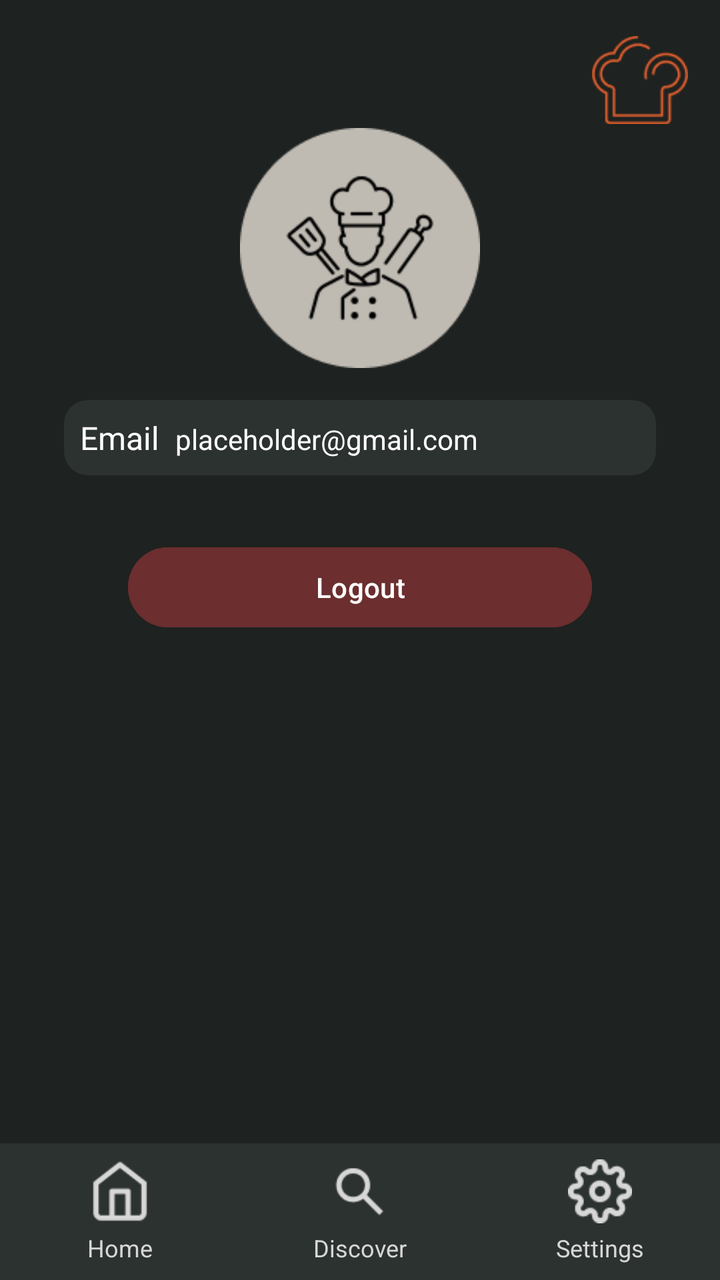
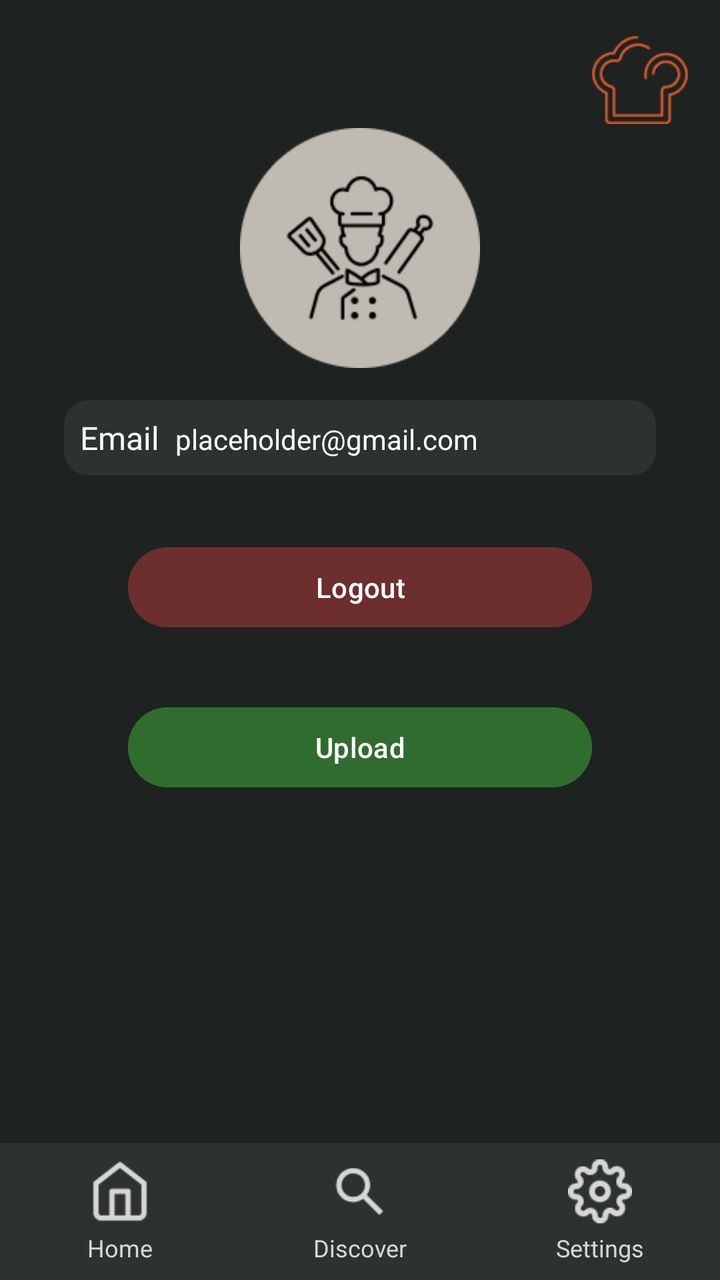

An Android layout rendered at two revisions. The XML below is the earlier revision; the diff shows what the commit changed to produce the second picture.
<!-- AndroidManifest.xml: application theme Theme.MealMate -->
<!-- res/layout/settings_page.xml -->
<?xml version="1.0" encoding="utf-8"?>
<androidx.constraintlayout.widget.ConstraintLayout
    xmlns:android="http://schemas.android.com/apk/res/android"
    xmlns:app="http://schemas.android.com/apk/res-auto"
    android:id="@+id/main"
    android:layout_width="match_parent"
    android:layout_height="match_parent"
    android:background="#1E2220">

    <include
        android:id="@+id/navigation_footer"
        layout="@layout/navigation_footer"
        android:layout_width="0dp"
        android:layout_height="wrap_content"
        app:layout_constraintBottom_toBottomOf="parent"
        app:layout_constraintStart_toStartOf="parent"
        app:layout_constraintEnd_toEndOf="parent" />

    
    <ImageView
        android:id="@+id/logo_small"
        android:layout_width="48dp"
        android:layout_height="48dp"
        android:src="@drawable/logo_small"
        android:contentDescription="Small logo"
        app:layout_constraintTop_toTopOf="parent"
        app:layout_constraintEnd_toEndOf="parent"
        android:layout_margin="16dp" />

    
    <ImageView
        android:id="@+id/chef_icon"
        android:layout_width="120dp"
        android:layout_height="120dp"
        android:src="@drawable/icon_chef"
        android:contentDescription="Chef icon"
        app:layout_constraintTop_toTopOf="parent"
        app:layout_constraintStart_toStartOf="parent"
        app:layout_constraintEnd_toEndOf="parent"
        android:layout_marginTop="64dp" />

    
    <LinearLayout
        android:id="@+id/settings_email_container"
        android:layout_width="0dp"
        android:layout_height="wrap_content"
        android:orientation="horizontal"
        android:padding="8dp"
        android:background="@drawable/dropdown_rounded_background"
        app:layout_constraintTop_toBottomOf="@id/chef_icon"
        app:layout_constraintStart_toStartOf="parent"
        app:layout_constraintEnd_toEndOf="parent"
        android:layout_marginTop="16dp"
        android:layout_marginHorizontal="32dp">

        <TextView
            android:id="@+id/settings_email_label"
            android:layout_width="wrap_content"
            android:layout_height="wrap_content"
            android:text="Email"
            android:textSize="16sp"
            android:textColor="#FFFFFF"
            android:paddingEnd="8dp" />

        <TextView
            android:id="@+id/settings_email_display"
            android:layout_width="0dp"
            android:layout_height="wrap_content"
            android:text="placeholder@gmail.com"
            android:textSize="14sp"
            android:textColor="#FFFFFF"
            android:layout_weight="1"
            android:ellipsize="end"
            android:maxLines="1" />
    </LinearLayout>

    
    <Button
        android:id="@+id/logout_button"
        android:layout_width="0dp"
        android:layout_height="wrap_content"
        android:text="Logout"
        android:textColor="#FFFFFF"
        android:backgroundTint="#6C2E2E"
        android:layout_marginTop="32dp"
        app:layout_constraintTop_toBottomOf="@id/settings_email_container"
        app:layout_constraintStart_toStartOf="parent"
        app:layout_constraintEnd_toEndOf="parent"
        android:layout_marginHorizontal="64dp" />

</androidx.constraintlayout.widget.ConstraintLayout>
<!-- res/layout/navigation_footer.xml (included above) -->
<?xml version="1.0" encoding="utf-8"?>
<LinearLayout
    xmlns:android="http://schemas.android.com/apk/res/android"
    xmlns:app="http://schemas.android.com/apk/res-auto"
    android:layout_width="match_parent"
    android:layout_height="wrap_content"
    android:orientation="horizontal"
    android:background="#2C322F"
    android:paddingTop="8dp"
    android:paddingBottom="8dp"
    android:gravity="center">

    
    <LinearLayout
        android:layout_width="0dp"
        android:layout_height="wrap_content"
        android:layout_weight="1"
        android:orientation="vertical"
        android:gravity="center">

        <ImageButton
            android:id="@+id/home_button"
            android:layout_width="32dp"
            android:layout_height="32dp"
            android:background="?android:attr/selectableItemBackground"
            android:src="@drawable/icon_home"
            android:scaleType="centerInside"
            app:tint="@color/button_tint_selector"
            android:contentDescription="Home" />

        <TextView
            android:layout_width="wrap_content"
            android:layout_height="wrap_content"
            android:text="Home"
            android:textColor="#D7D7D7"
            android:textSize="12sp"
            android:paddingTop="4dp"/>
    </LinearLayout>

    
    <LinearLayout
        android:layout_width="0dp"
        android:layout_height="wrap_content"
        android:layout_weight="1"
        android:orientation="vertical"
        android:gravity="center">

        <ImageButton
            android:id="@+id/discover_button"
            android:layout_width="32dp"
            android:layout_height="32dp"
            android:background="?android:attr/selectableItemBackground"
            android:src="@drawable/icon_discover"
            android:scaleType="centerInside"
            app:tint="@color/button_tint_selector"
            android:contentDescription="Discover" />

        <TextView
            android:layout_width="wrap_content"
            android:layout_height="wrap_content"
            android:text="Discover"
            android:textColor="#D7D7D7"
            android:textSize="12sp"
            android:paddingTop="4dp"/>
    </LinearLayout>

    
    <LinearLayout
        android:layout_width="0dp"
        android:layout_height="wrap_content"
        android:layout_weight="1"
        android:orientation="vertical"
        android:gravity="center">

        <ImageButton
            android:id="@+id/settings_button"
            android:layout_width="32dp"
            android:layout_height="32dp"
            android:background="?android:attr/selectableItemBackground"
            android:src="@drawable/icon_settings"
            android:scaleType="centerInside"
            app:tint="@color/button_tint_selector"
            android:contentDescription="Settings" />

        <TextView
            android:layout_width="wrap_content"
            android:layout_height="wrap_content"
            android:text="Settings"
            android:textColor="#D7D7D7"
            android:textSize="12sp"
            android:paddingTop="4dp"/>
    </LinearLayout>
</LinearLayout>
<!-- resources referenced by this layout -->
<resources>
  <!-- drawable dropdown_rounded_background (drawable) -->
  <shape xmlns:android="http://schemas.android.com/apk/res/android">
      <solid android:color="#2C322F" /> 
      <corners android:radius="12dp" /> 
  </shape>
  <!-- drawable icon_chef: png bitmap (drawable, 9526 bytes) -->
  <!-- drawable icon_discover: png bitmap (drawable, 639 bytes) -->
  <!-- drawable icon_home: png bitmap (drawable, 614 bytes) -->
  <!-- drawable icon_settings: png bitmap (drawable, 1004 bytes) -->
  <!-- drawable logo_small: png bitmap (drawable, 2000 bytes) -->
  <style name="Theme.MealMate" parent="Base.Theme.MealMate" />
  <style name="Base.Theme.MealMate" parent="Theme.Material3.DayNight.NoActionBar">
          
          
      </style>
</resources>

<!-- the commit's change to res/layout/settings_page.xml (unified diff, before → after) -->
@@ -84,6 +84,19 @@
         android:backgroundTint="#6C2E2E"
         android:layout_marginTop="32dp"
         app:layout_constraintTop_toBottomOf="@id/settings_email_container"
+        app:layout_constraintStart_toStartOf="parent"
+        app:layout_constraintEnd_toEndOf="parent"
+        android:layout_marginHorizontal="64dp" />
+
+    <Button
+        android:id="@+id/upload_settings_button"
+        android:layout_width="0dp"
+        android:layout_height="wrap_content"
+        android:text="Upload"
+        android:textColor="#FFFFFF"
+        android:backgroundTint="#306C2E"
+        android:layout_marginTop="32dp"
+        app:layout_constraintTop_toBottomOf="@id/logout_button"
         app:layout_constraintStart_toStartOf="parent"
         app:layout_constraintEnd_toEndOf="parent"
         android:layout_marginHorizontal="64dp" />
